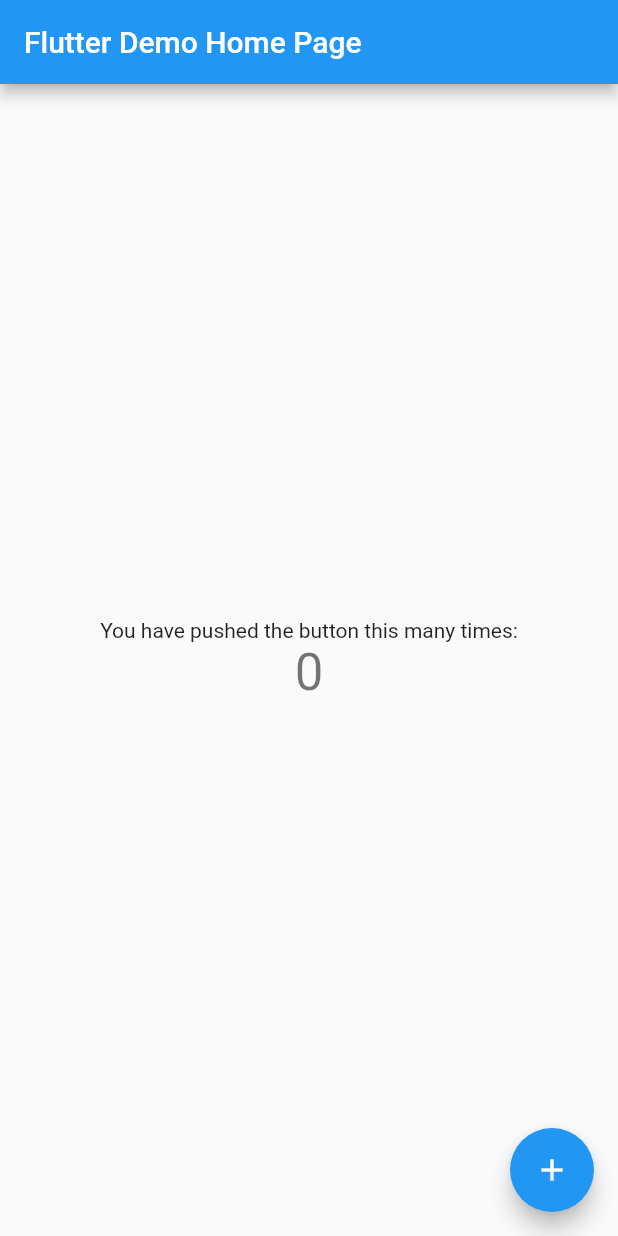
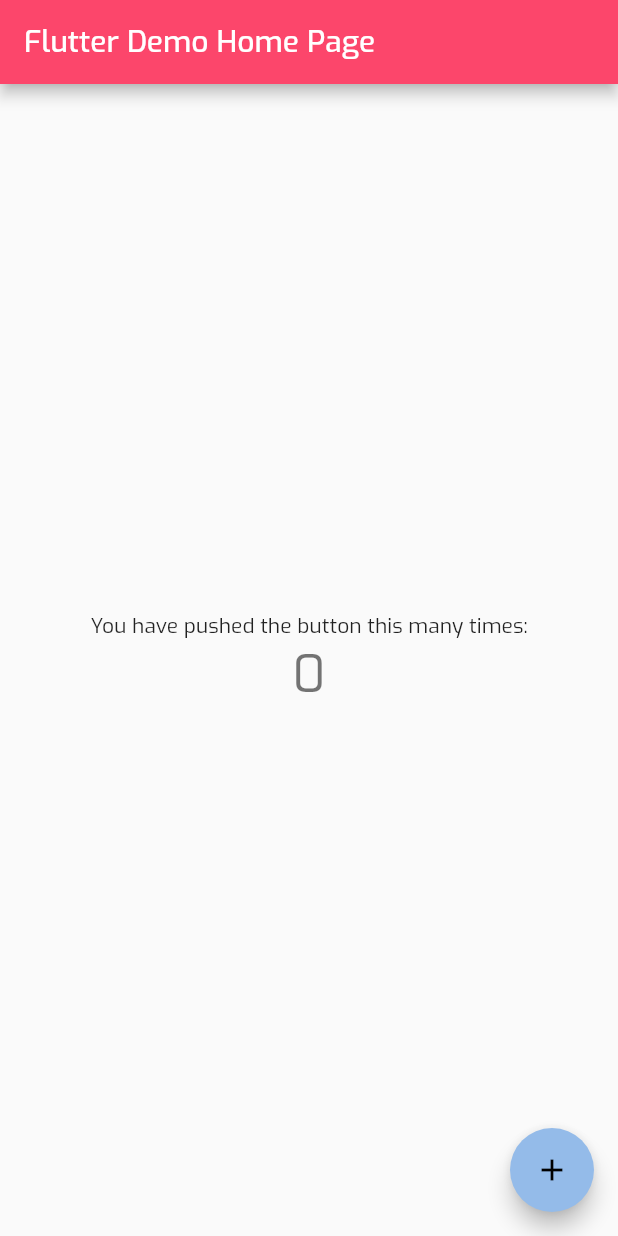
Before and after one commit to bufleek/GRTTS, a Flutter app: the screen it shows after launch, on a phone screen of 412 x 824 dp. Run offline on Flutter 3.47's test engine with Material 2 defaults, Android fonts, the phone set to English and light mode, and no system bars; missing offline and left inert: material_color_generator.

Commit message:
theme, colors and typography setup

```diff
--- a/lib/main.dart
+++ b/lib/main.dart
@@ -1,4 +1,5 @@
 import 'package:flutter/material.dart';
+import 'package:grtts/ui/theme/theme.dart';
 
 void main() {
   runApp(const MyApp());
@@ -11,19 +12,8 @@ class MyApp extends StatelessWidget {
   @override
   Widget build(BuildContext context) {
     return MaterialApp(
-      title: 'Flutter Demo',
-      theme: ThemeData(
-        // This is the theme of your application.
-        //
-        // Try running your application with "flutter run". You'll see the
-        // application has a blue toolbar. Then, without quitting the app, try
-        // changing the primarySwatch below to Colors.green and then invoke
-        // "hot reload" (press "r" in the console where you ran "flutter run",
-        // or simply save your changes to "hot reload" in a Flutter IDE).
-        // Notice that the counter didn't reset back to zero; the application
-        // is not restarted.
-        primarySwatch: Colors.blue,
-      ),
+      title: 'GRTTS',
+      theme: theme,
       home: const MyHomePage(title: 'Flutter Demo Home Page'),
     );
   }
--- /dev/null
+++ b/lib/ui/theme/theme.dart
@@ -0,0 +1,22 @@
+import 'package:flutter/material.dart';
+import 'package:grtts/ui/theme/colors.dart';
+import 'package:material_color_generator/material_color_generator.dart';
+
+final theme = ThemeData(
+  brightness: Brightness.light,
+  primaryColor: generateMaterialColor(color: AppColors.primary),
+  colorScheme: const ColorScheme(
+    brightness: Brightness.light,
+    primary: AppColors.primary,
+    onPrimary: AppColors.onPrimary,
+    secondary: AppColors.secondary,
+    onSecondary: AppColors.onSecondary,
+    surface: AppColors.surface,
+    onSurface: AppColors.onSurface,
+    error: AppColors.error,
+    onError: AppColors.onError,
+    background: AppColors.white,
+    onBackground: AppColors.black,
+  ),
+  fontFamily: "Exo",
+);
```
Also changed, not shown: lib/ui/theme/colors.dart (added, +14 -0 lines), lib/ui/theme/typography.dart (added, +32 -0 lines), pubspec.yaml (+11 -31 lines), assets/fonts/exo_bold.ttf (added), assets/fonts/exo_extra_bold.ttf (added), assets/fonts/exo_medium.ttf (added), assets/fonts/exo_regular.ttf (added), pubspec.lock.
